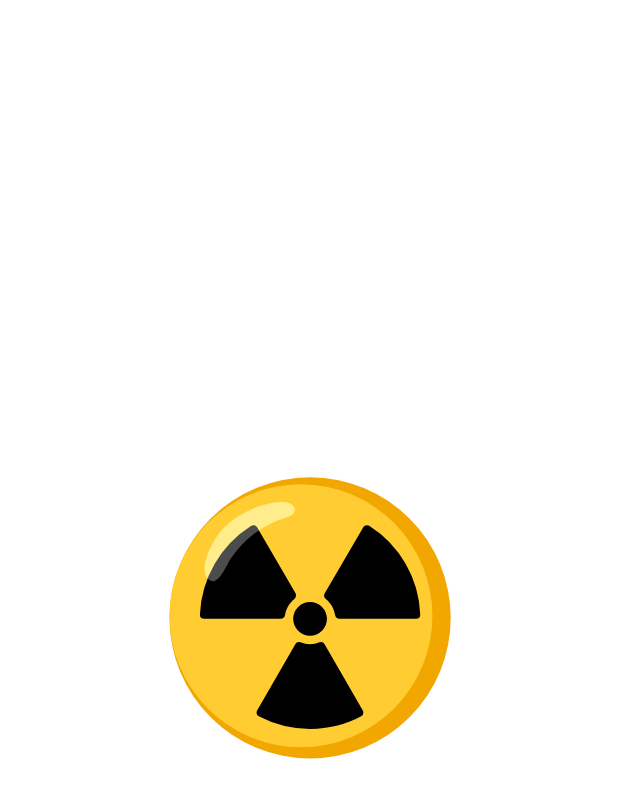
After one commit to aNdr3W03/SimpleAndroidApp, an Android app: the layout activity_splashscreen.xml on its own in the app's theme, with its tools: preview values and no code run, on a phone screen of 412 x 824 dp. The commit adds this screen. Shown: the top 798 px of the screen. Run offline under Robolectric (Android 15) with nearby library versions, the phone set to English and light mode, and no system bars.

Commit message:
add splashscreen

```diff
--- a/app/src/main/AndroidManifest.xml
+++ b/app/src/main/AndroidManifest.xml
@@ -14,7 +14,8 @@
         android:theme="@style/Theme.SimpleAndroidApp"
         tools:targetApi="31">
         <activity
-            android:name=".MainActivity"
+            android:name=".SplashScreenActivity"
+            android:theme="@style/Theme.SplashScreen"
             android:exported="true">
             <intent-filter>
                 <action android:name="android.intent.action.MAIN" />
@@ -22,6 +23,7 @@
                 <category android:name="android.intent.category.LAUNCHER" />
             </intent-filter>
         </activity>
+        <activity android:name=".MainActivity" />
         <activity android:name=".DetailNuclearActivity" />
         <activity android:name=".About" />
     </application>
--- /dev/null
+++ b/app/src/main/res/drawable/ic_radioactive_200dp.xml
@@ -0,0 +1,12 @@
+<vector android:height="200dp" android:viewportHeight="128"
+    android:viewportWidth="128" android:width="200dp" xmlns:android="http://schemas.android.com/apk/res/android">
+    <path android:fillColor="#F2A600" android:pathData="M64.46,63.96m-60,0a60,60 0,1 1,120 0a60,60 0,1 1,-120 0"/>
+    <path android:fillColor="#FFCC32" android:pathData="M60.56,63.06m-56.1,0a56.1,56.1 0,1 1,112.2 0a56.1,56.1 0,1 1,-112.2 0"/>
+    <path android:fillColor="#FF000000" android:pathData="M76.96,64.36h32.7a1.88,1.88 0,0 0,1.8 -1.9a46.92,46.92 0,0 0,-21.8 -37.8c-0.83,-0.53 -1.94,-0.28 -2.47,0.55c-0.01,0.02 -0.02,0.03 -0.03,0.05l-16.5,28.3c-0.46,0.78 -0.24,1.78 0.5,2.3c2.16,1.75 3.59,4.25 4,7c0.15,0.87 0.91,1.51 1.8,1.5zM64.46,75.16c-1.4,-0.01 -2.79,-0.29 -4.1,-0.8a1.78,1.78 0,0 0,-2.2 0.8l-16.3,28.3c-0.5,0.87 -0.2,1.98 0.67,2.48c0.01,0.01 0.02,0.01 0.03,0.02a47.33,47.33 0,0 0,21.9 5.4c7.6,0.04 15.1,-1.82 21.8,-5.4c0.88,-0.49 1.2,-1.59 0.72,-2.47c-0.01,-0.01 -0.01,-0.02 -0.02,-0.03l-16.3,-28.3a1.78,1.78 0,0 0,-2.2 -0.8c-1.27,0.53 -2.63,0.8 -4,0.8z"/>
+    <path android:fillColor="#FF000000" android:pathData="M64.46,64.36m-7.2,0a7.2,7.2 0,1 1,14.4 0a7.2,7.2 0,1 1,-14.4 0"/>
+    <path android:fillAlpha="0.65" android:fillColor="#FFF170"
+        android:pathData="M24.46,29.66c4.5,-7.1 14.1,-13 24.1,-14.8c2.5,-0.4 5,-0.6 7.1,0.2c1.6,0.6 2.9,2.1 2,3.8c-0.7,1.4 -2.6,2 -4.1,2.5a44.64,44.64 0,0 0,-23 17.4c-2,3 -5,11.3 -8.7,9.2c-3.9,-2.3 -3.1,-9.5 2.6,-18.3z" android:strokeAlpha="0.65"/>
+    <path android:fillColor="#FF000000" android:pathData="m58.26,53.46l-16.4,-28.2a1.82,1.82 0,0 0,-2.49 -0.61l-0.01,0.01a47.28,47.28 0,0 0,-21.9 37.8a1.88,1.88 0,0 0,1.8 1.9h32.7c0.88,0 1.64,-0.63 1.8,-1.5c0.41,-2.75 1.84,-5.25 4,-7c0.69,-0.59 0.9,-1.58 0.5,-2.4z"/>
+    <path android:fillAlpha="0.3" android:fillColor="#FFF"
+        android:pathData="M24.46,29.66c4.5,-7.1 14.1,-13 24.1,-14.8c2.5,-0.4 5,-0.6 7.1,0.2c1.6,0.6 2.9,2.1 2,3.8c-0.7,1.4 -2.6,2 -4.1,2.5a44.64,44.64 0,0 0,-23 17.4c-2,3 -5,11.3 -8.7,9.2c-3.9,-2.3 -3.1,-9.5 2.6,-18.3z" android:strokeAlpha="0.3"/>
+</vector>
--- /dev/null
+++ b/app/src/main/res/layout/activity_splashscreen.xml
@@ -0,0 +1,13 @@
+<?xml version="1.0" encoding="utf-8"?>
+<RelativeLayout xmlns:android="http://schemas.android.com/apk/res/android"
+    android:layout_width="match_parent"
+    android:layout_height="match_parent">
+
+    <ImageView
+        android:id="@+id/iv_icon"
+        android:layout_width="200dp"
+        android:layout_height="200dp"
+        android:src="@drawable/ic_radioactive_200dp"
+        android:layout_centerInParent="true"
+        android:contentDescription="@string/splashscreen" />
+</RelativeLayout>
--- a/app/src/main/res/values/strings.xml
+++ b/app/src/main/res/values/strings.xml
@@ -26,4 +26,5 @@
     <string name="myEmail">andrewbjamesie@yahoo.com</string>
     <string name="myLinkedIn">LinkedIn</string>
     <string name="myGitHub">GitHub</string>
+    <string name="splashscreen">SplashScreen</string>
 </resources>
```
Also changed, not shown: app/src/main/java/com/andrew/simpleandroidapp/SplashScreenActivity.kt (added, +23 -0 lines).
